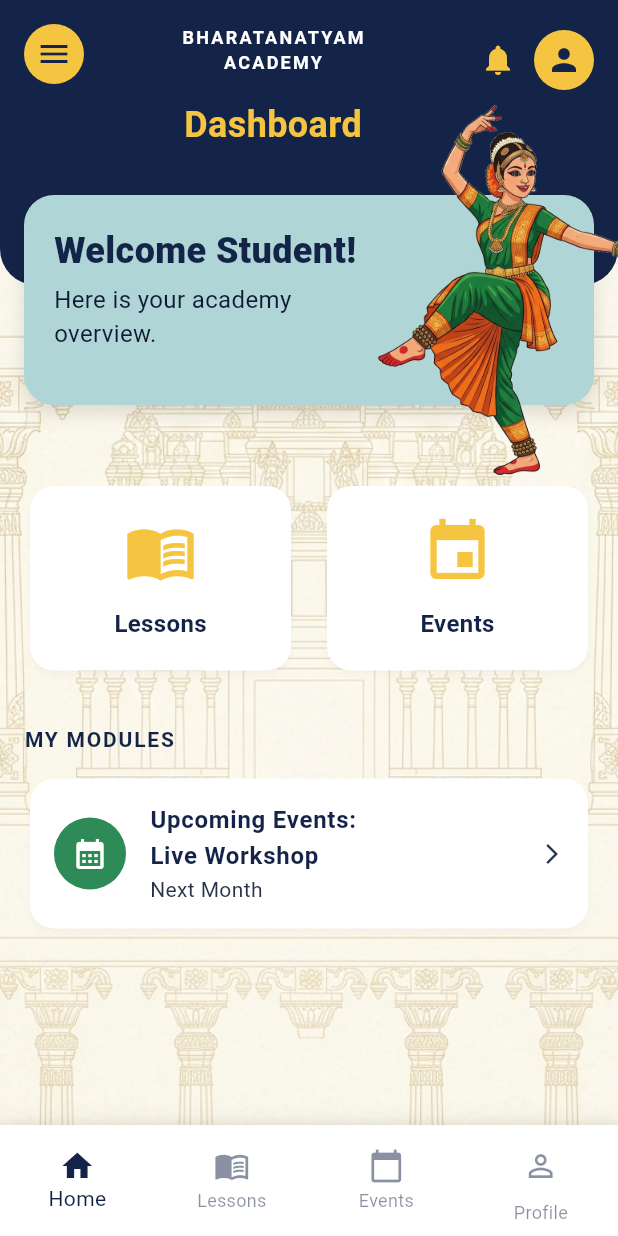
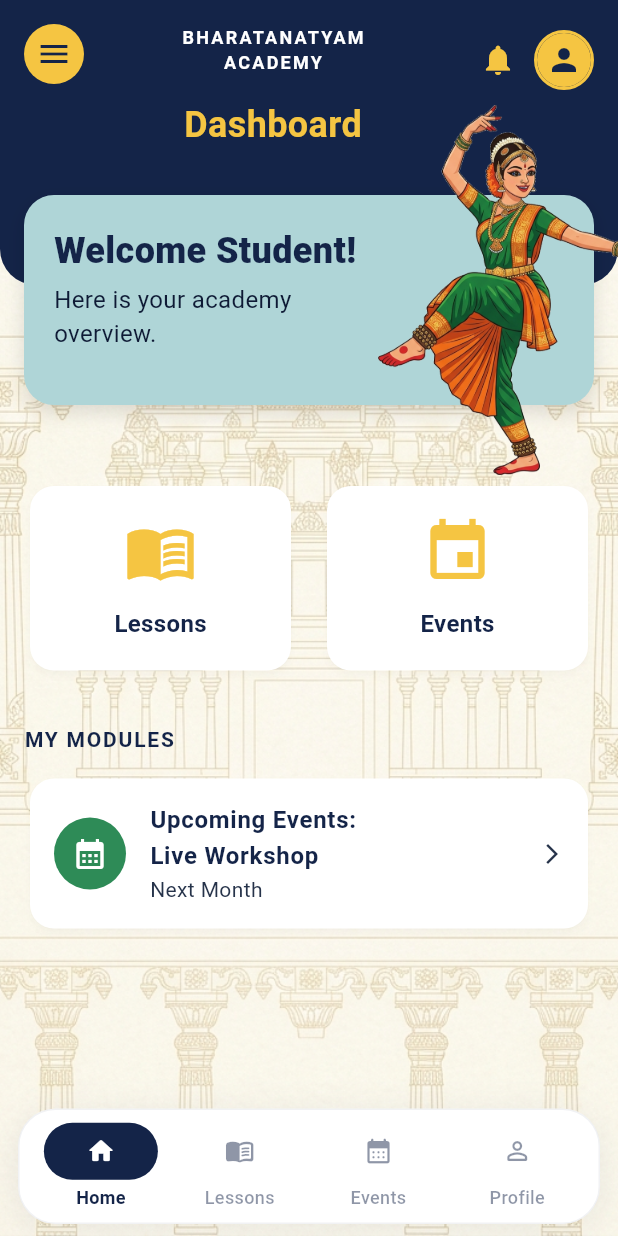
Before and after one commit to mohamedrifa/ShriNrityalaya, a Flutter app: the StudentDashboardScreen screen opened by its route, on a phone screen of 412 x 824 dp. Run offline on Flutter 3.47's test engine with Material 3 defaults, Android fonts, the phone set to English and light mode, and no system bars; our stand-ins replace chewie, dio, file_picker, flutter_dotenv, flutter_riverpod, flutter_secure_storage and 4 more; accounts and stored records are empty; network calls fail; Roboto replaces fonts that are missing (Georgia).

Commit message:
refactor: Update UI components for consistency and improved layout across dashboard screens

```diff
--- a/frontend/lib/core/widgets/app_bottom_nav.dart
+++ b/frontend/lib/core/widgets/app_bottom_nav.dart
@@ -1,70 +1,174 @@
 import 'package:flutter/material.dart';
 import 'package:go_router/go_router.dart';
+import 'package:flutter_riverpod/flutter_riverpod.dart';
 import 'package:shri_nrityalaya_app/core/theme/app_colors.dart';
-import 'package:flutter_riverpod/flutter_riverpod.dart';
 import '../../features/auth/presentation/providers/auth_providers.dart';
 
 class AppBottomNav extends ConsumerWidget {
   final int currentIndex;
 
-  const AppBottomNav({super.key, required this.currentIndex});
+  const AppBottomNav({
+    super.key,
+    required this.currentIndex,
+  });
 
   @override
   Widget build(BuildContext context, WidgetRef ref) {
-    // Only show bottom nav if logged in (safety check)
-    ref.watch(authProvider);
+    final authState = ref.watch(authProvider);
 
-    return Container(
+    final Color selectedColor = AppColors.primaryNavy;
+    final Color unselectedColor =
+        AppColors.primaryNavy.withValues(alpha: 0.48);
+
+    return SafeArea(
+      top: false,
+      child: Container(
+        height: 77,
+        margin: const EdgeInsets.fromLTRB(12, 0, 12, 8),
+        padding: const EdgeInsets.symmetric(horizontal: 8, vertical: 4),
         decoration: BoxDecoration(
+          color: Colors.white,
+          borderRadius: BorderRadius.circular(25),
+          border: Border.all(
+            color: selectedColor.withValues(alpha: 0.06),
+          ),
           boxShadow: [
             BoxShadow(
-            color: Colors.black.withValues(alpha: 0.05),
-            blurRadius: 10,
-            offset: const Offset(0, -5),
+              color: selectedColor.withValues(alpha: 0.08),
+              blurRadius: 20,
+              offset: const Offset(0, 4),
             ),
           ],
         ),
-      child: BottomNavigationBar(
-        backgroundColor: Colors.white,
-        type: BottomNavigationBarType.fixed,
-        selectedItemColor: AppColors.primaryNavy,
-        unselectedItemColor: AppColors.primaryNavy.withValues(alpha: 0.5),
-        showUnselectedLabels: true,
+        child: Row(
+          children: [
+            _buildNavItem(
+              context: context,
+              index: 0,
               currentIndex: currentIndex,
-        items: [
-          const BottomNavigationBarItem(icon: Icon(Icons.home), label: 'Home'),
-          const BottomNavigationBarItem(icon: Icon(Icons.menu_book), label: 'Lessons'),
-          const BottomNavigationBarItem(icon: Icon(Icons.calendar_today), label: 'Events'),
-          BottomNavigationBarItem(
-            icon: Container(
-              padding: const EdgeInsets.all(8),
-              decoration: BoxDecoration(
-                color: currentIndex == 3 ? AppColors.primaryGold.withValues(alpha: 0.2) : Colors.transparent,
-                borderRadius: BorderRadius.circular(8),
+              icon: Icons.home_rounded,
+              label: 'Home',
+              selectedColor: selectedColor,
+              unselectedColor: unselectedColor,
+              onTap: () {
+                if (currentIndex == 0) return;
+
+                final userRole = authState.userRole;
+
+                if (userRole == 'Teacher' || userRole == 'SystemAdmin') {
+                  context.go('/dashboard/teacher');
+                } else if (userRole == 'Student') {
+                  context.go('/dashboard/student');
+                } else if (userRole == 'Parent') {
+                  context.go('/dashboard/parent');
+                } else {
+                  context.go('/dashboard/teacher');
+                }
+              },
             ),
-              child: const Icon(Icons.person_outline),
+            _buildNavItem(
+              context: context,
+              index: 1,
+              currentIndex: currentIndex,
+              icon: Icons.menu_book_rounded,
+              label: 'Lessons',
+              selectedColor: selectedColor,
+              unselectedColor: unselectedColor,
+              onTap: () {
+                if (currentIndex != 1) {
+                  context.go('/learning');
+                }
+              },
             ),
+            _buildNavItem(
+              context: context,
+              index: 2,
+              currentIndex: currentIndex,
+              icon: Icons.calendar_month_rounded,
+              label: 'Events',
+              selectedColor: selectedColor,
+              unselectedColor: unselectedColor,
+              onTap: () {
+                if (currentIndex != 2) {
+                  context.go('/events');
+                }
+              },
+            ),
+            _buildNavItem(
+              context: context,
+              index: 3,
+              currentIndex: currentIndex,
+              icon: Icons.person_outline_rounded,
               label: 'Profile',
-          ),
-        ],
-        onTap: (index) {
-          if (index == currentIndex) return; // Do nothing if already on the tab
-
-          if (index == 0) {
-            final userRole = ref.read(authProvider).userRole;
-            if (userRole == 'Teacher' || userRole == 'SystemAdmin') context.go('/dashboard/teacher');
-            else if (userRole == 'Student') context.go('/dashboard/student');
-            else if (userRole == 'Parent') context.go('/dashboard/parent');
-            else context.go('/dashboard/teacher'); // fallback
-          } else if (index == 1) {
-            context.go('/learning');
-          } else if (index == 2) {
-            context.go('/events');
-          } else if (index == 3) {
+              selectedColor: selectedColor,
+              unselectedColor: unselectedColor,
+              onTap: () {
+                if (currentIndex != 3) {
                   context.go('/profile');
                 }
               },
             ),
+          ],
+        ),
+      ),
+    );
+  }
+
+  Widget _buildNavItem({
+    required BuildContext context,
+    required int index,
+    required int currentIndex,
+    required IconData icon,
+    required String label,
+    required Color selectedColor,
+    required Color unselectedColor,
+    required VoidCallback onTap,
+  }) {
+    final bool isSelected = currentIndex == index;
+
+    return Expanded(
+      child: InkWell(
+        onTap: onTap,
+        borderRadius: BorderRadius.circular(30),
+        child: Padding(
+          padding: const EdgeInsets.symmetric(
+            horizontal: 2,
+            vertical: 4,
+          ),
+          child: Column(
+            mainAxisAlignment: MainAxisAlignment.center,
+            children: [
+              AnimatedContainer(
+                duration: const Duration(milliseconds: 200),
+                curve: Curves.easeInOut,
+                width: isSelected ? 76 : 52,
+                height: 38,
+                decoration: BoxDecoration(
+                  color: isSelected ? selectedColor : Colors.transparent,
+                  borderRadius: BorderRadius.circular(28),
+                ),
+                child: Icon(
+                  icon,
+                  size: 20,
+                  color: isSelected ? Colors.white : unselectedColor,
+                ),
+              ),
+              const SizedBox(height: 3),
+              Text(
+                label,
+                maxLines: 1,
+                overflow: TextOverflow.ellipsis,
+                style: TextStyle(
+                  fontSize: 12,
+                  fontWeight:
+                      isSelected ? FontWeight.w700 : FontWeight.w500,
+                  color: isSelected ? selectedColor : unselectedColor,
+                ),
+              ),
+            ],
+          ),
+        ),
+      ),
     );
   }
 }
--- a/frontend/lib/features/dashboard/presentation/screens/student_dashboard_screen.dart
+++ b/frontend/lib/features/dashboard/presentation/screens/student_dashboard_screen.dart
@@ -30,10 +30,16 @@ class StudentDashboardScreen extends ConsumerWidget {
       imageUrl = profile['profilePictureUrl'] as String?;
     });
 
-    Widget profileAvatar = CircleAvatar(
-      backgroundColor: AppColors.primaryGold,
-      backgroundImage: imageUrl != null && imageUrl!.isNotEmpty ? NetworkImage('$baseUrl$imageUrl') : null,
-      child: imageUrl == null || imageUrl!.isEmpty ? const Icon(Icons.person, color: AppColors.primaryNavy) : null,
+    Widget profileAvatar = Container(
+      decoration: BoxDecoration(
+        shape: BoxShape.circle,
+        border: Border.all(color: AppColors.primaryGold, width: 2.0),
+      ),
+      child: CircleAvatar(
+        backgroundColor: AppColors.primaryGold,
+        backgroundImage: imageUrl != null && imageUrl!.isNotEmpty ? NetworkImage('$baseUrl$imageUrl') : null,
+        child: imageUrl == null || imageUrl!.isEmpty ? const Icon(Icons.person, color: AppColors.primaryNavy) : null,
+      ),
     );
 
     final GlobalKey<ScaffoldState> scaffoldKey = GlobalKey<ScaffoldState>();
--- a/frontend/lib/features/events/presentation/screens/events_screen.dart
+++ b/frontend/lib/features/events/presentation/screens/events_screen.dart
@@ -17,7 +17,7 @@ class EventsScreen extends ConsumerWidget {
     final isTeacher = userRole == 'Teacher' || userRole == 'SystemAdmin';
 
     return AppScaffold(
-appBar: AppBar(
+      appBar: AppBar(
         title: const Text('Arangetram & Events'),
         backgroundColor: AppColors.primaryNavy,
         foregroundColor: Colors.white,
```
Also changed, not shown: frontend/lib/features/acharya_dashboard/presentation/screens/acharya_dashboard_screen.dart (+57 -46 lines), frontend/lib/features/dashboard/presentation/screens/parent_dashboard_screen.dart (+10 -4 lines), frontend/lib/features/dashboard/presentation/screens/teacher_dashboard_screen.dart (+73 -57 lines), frontend/assets/images/logo_crescent.png. Lines whose indentation alone changed are shown as unchanged.
